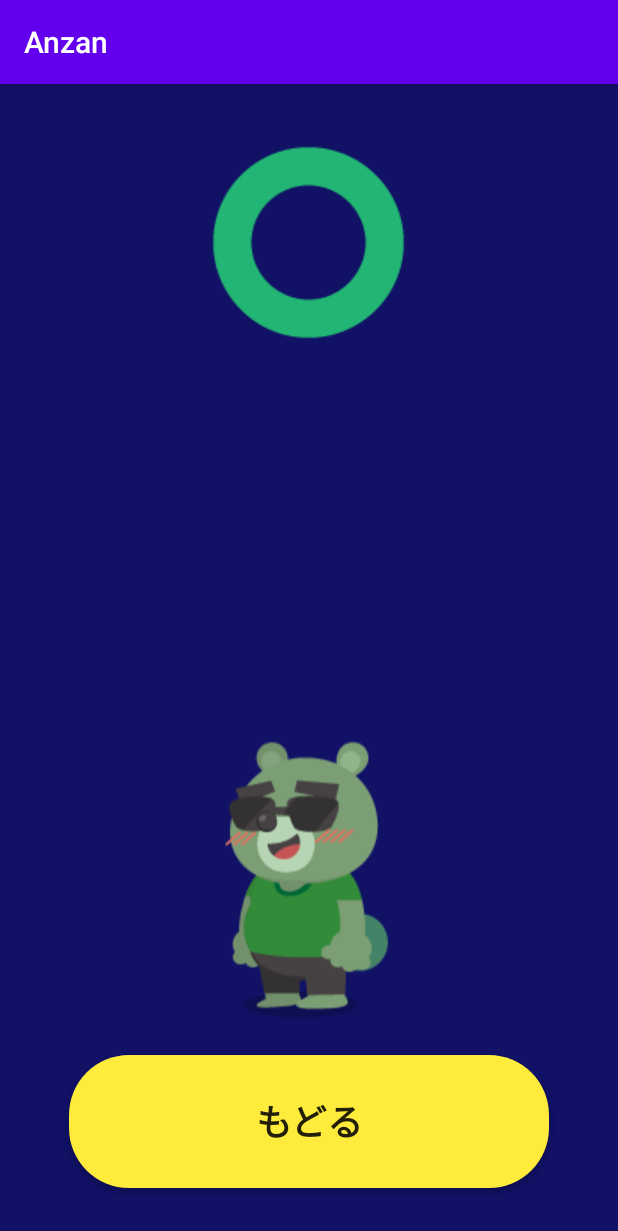
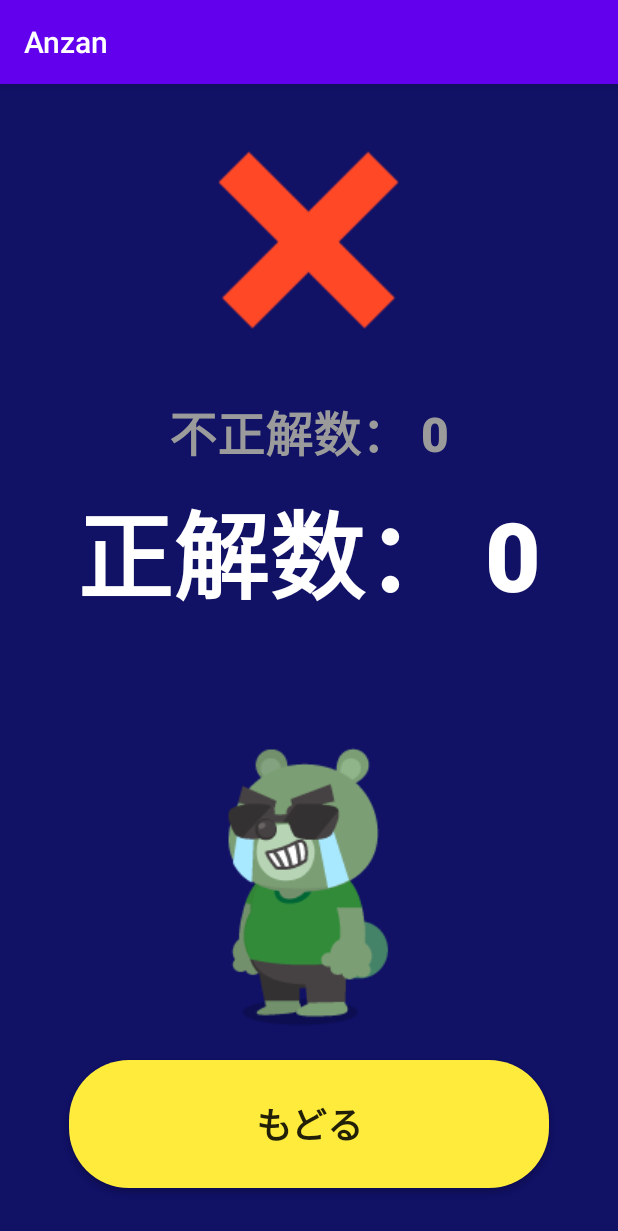
Before and after one commit to Aogon/Anzan, an Android app: the AnswerActivity screen opened directly, with no data from a screen before it, on a phone screen of 412 x 824 dp. Shown: the top 1231 px of the screen. Run offline under Robolectric (Android 15) with nearby library versions, the phone set to English and light mode, and no system bars.

Commit message:
add add up function

```diff
--- a/app/build.gradle
+++ b/app/build.gradle
@@ -1,6 +1,8 @@
 apply plugin: 'com.android.application'
 apply plugin: 'kotlin-android'
 apply plugin: 'kotlin-android-extensions'
+apply plugin: 'kotlin-kapt'
+apply plugin: "realm-android"
 
 android {
     compileSdkVersion 29
--- a/app/src/main/AndroidManifest.xml
+++ b/app/src/main/AndroidManifest.xml
@@ -3,6 +3,7 @@
     package="app.sakai.tororoimo.anzan">
 
     <application
+        android:name=".RealmAnzanApplication"
         android:allowBackup="true"
         android:icon="@mipmap/ic_launcher"
         android:label="@string/app_name"
--- a/app/src/main/java/app/sakai/tororoimo/anzan/AnswerActivity.kt
+++ b/app/src/main/java/app/sakai/tororoimo/anzan/AnswerActivity.kt
@@ -11,14 +11,13 @@ class AnswerActivity : AppCompatActivity() {
         super.onCreate(savedInstanceState)
         setContentView(R.layout.activity_answer)
 
-        val displayQuestion = intent.getStringExtra("question")
-        val yourAnswer = intent.getStringExtra("answer")
-        val correctAnswer = intent.getStringExtra("correct")
+        val numberCorrectAnswer = intent.getIntExtra("numberCorrectAnswer", 0)
+        val numberWrongAnswer = intent.getIntExtra("numberWrongAnswer", 0)
 
-        questionText.text = displayQuestion
-        yourAnswerText.text = yourAnswer
+        questionText.text = "不正解数： " + numberWrongAnswer.toString()
+        yourAnswerText.text = "正解数： " + numberCorrectAnswer.toString()
 
-        if (yourAnswer == correctAnswer) {
+        if (numberCorrectAnswer > 3) {
             markImage.setImageResource(R.drawable.correct_image)
             randyImage.setImageResource(R.drawable.randy_happy_image)
         } else {
--- a/build.gradle
+++ b/build.gradle
@@ -10,6 +10,7 @@ buildscript {
     dependencies {
         classpath 'com.android.tools.build:gradle:3.6.3'
         classpath "org.jetbrains.kotlin:kotlin-gradle-plugin:$kotlin_version"
+        classpath "io.realm:realm-gradle-plugin:6.0.2"
 
         // NOTE: Do not place your application dependencies here; they belong
         // in the individual module build.gradle files
```
Also changed, not shown: app/src/main/java/RealmAnzanApplication.kt (added, +16 -0 lines), app/src/main/java/app/sakai/tororoimo/anzan/MainActivity.kt (+65 -13 lines).
